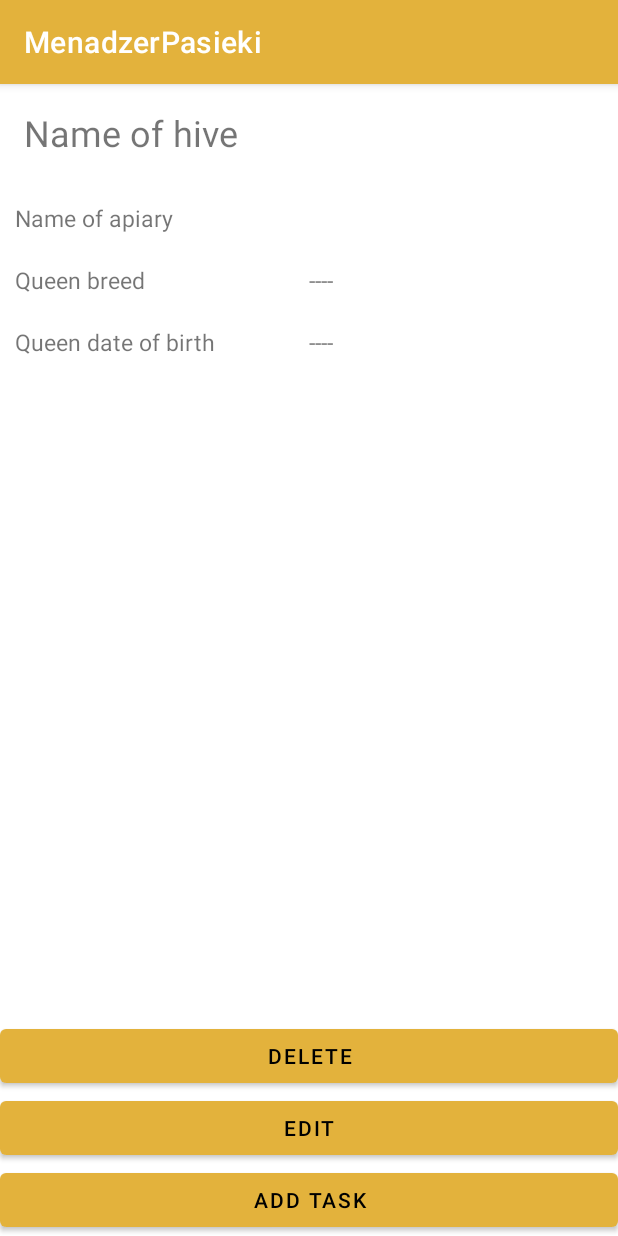
After one commit to dragive/menadzerPasieki, an Android app: the HiveDetailsActivity screen opened directly, with no data from a screen before it, on a phone screen of 412 x 824 dp. The commit adds this screen. Run offline under Robolectric (Android 15) with nearby library versions, the phone set to English and light mode, and no system bars; 5 statements that could not run were skipped.

Commit message:
Dodanie delete and create hives, widoki, do zrobienia taski i podsumowanie z dashbordem

```diff
--- a/app/build.gradle
+++ b/app/build.gradle
@@ -2,6 +2,8 @@ plugins {
     id 'com.android.application'
     id 'kotlin-android'
     id 'kotlin-android-extensions'
+    id 'org.jetbrains.kotlin.plugin.lombok' version '1.6.10'
+    id 'io.freefair.lombok' version '5.3.0'
 }
 
 android {
--- /dev/null
+++ b/app/src/main/java/pl/pasiekaradosna/menadzerpasieki/gui/mainScreen/dashboard/adapters/hive/HiveDetailsActivity.kt
@@ -0,0 +1,57 @@
+package pl.pasiekaradosna.menadzerpasieki.gui.mainScreen.dashboard.adapters.hive
+
+import android.os.Bundle
+import android.util.Log
+import androidx.appcompat.app.AppCompatActivity
+import kotlinx.android.synthetic.main.activity_hive_details.bActivityHiveDetailsDelete
+import kotlinx.android.synthetic.main.activity_hive_details.tvHiveDetailsApiaryName
+import kotlinx.android.synthetic.main.activity_hive_details.tvHiveDetailsName
+import kotlinx.android.synthetic.main.activity_hive_details.tvHiveDetailsQueenBreed
+import kotlinx.android.synthetic.main.activity_hive_details.tvHiveDetailsQueenDateOfBirth
+import pl.pasiekaradosna.menadzerpasieki.R
+import pl.pasiekaradosna.menadzerpasieki.gui.mainScreen.dashboard.adapters.apiary.ApiaryData
+import pl.pasiekaradosna.menadzerpasieki.services.ApiaryManagerDbHelper
+import pl.pasiekaradosna.menadzerpasieki.services.Settings.TAG
+
+class HiveDetailsActivity : AppCompatActivity() {
+    private var hiveData: HiveData? = null
+    private var apiaryData: ApiaryData? = null
+    private var apiaryManagerDbHelper: ApiaryManagerDbHelper? = null
+    override fun onCreate(savedInstanceState: Bundle?) {
+        super.onCreate(savedInstanceState)
+        setContentView(R.layout.activity_hive_details)
+
+        val hiveId: Int = intent?.getIntExtra("HiveId",-1)!!
+
+        Log.i(TAG,"HiveId in HiveDetailsActivity $hiveId")
+        apiaryManagerDbHelper=  ApiaryManagerDbHelper(this)
+        hiveData = apiaryManagerDbHelper!!.getHiveById(hiveId)
+
+        if(hiveData!= null && hiveData?.apiaryId!=null){
+            apiaryData = apiaryManagerDbHelper!!.getApiaryById(hiveData?.apiaryId!!)
+        }
+
+    }
+
+    override fun onStart() {
+        super.onStart()
+
+        if(hiveData == null || apiaryData == null){
+            finish();
+        }
+
+        var hiveDataParsed :HiveData = hiveData!!
+
+        tvHiveDetailsName.text = hiveDataParsed.name
+        tvHiveDetailsApiaryName.text = apiaryData?.name
+        tvHiveDetailsQueenBreed.text = hiveDataParsed.queenBreed
+        tvHiveDetailsQueenDateOfBirth.text = hiveDataParsed.queenBirthDate
+
+
+        bActivityHiveDetailsDelete.setOnClickListener {
+            this.apiaryManagerDbHelper!!.deleteHive(hiveDataParsed.id!!)
+
+            finish()
+        }
+    }
+}
--- a/app/src/main/java/pl/pasiekaradosna/menadzerpasieki/services/ApiaryManagerDbHelper.kt
+++ b/app/src/main/java/pl/pasiekaradosna/menadzerpasieki/services/ApiaryManagerDbHelper.kt
@@ -296,6 +296,52 @@ class ApiaryManagerDbHelper(context: Context) :
     }
 
 
+    fun getHiveById(hiveId: Int): HiveData? {
+        val db = this.readableDatabase
+
+        val selectQuery = """
+            SELECT
+            id,
+            name,
+            apiary_id,
+            queen_bread,
+            queen_birth_date
+            FROM $TABLE_HIVES
+            where id = $hiveId
+            """.trimIndent() //FIXME zmiana na BREED zamiast BREAD
+
+
+        val hiveData: HiveData?
+
+        val cursor: Cursor?
+
+        try {
+            cursor = db.rawQuery(selectQuery, null)
+        } catch (e: SQLiteException) {
+            Log.e(TAG, "Select all hives error\n", e)
+            return null
+        }
+        with(cursor) {
+            moveToFirst()
+            val hiveId = getInt(getColumnIndexOrThrow("id"))
+            val hiveName = getString(getColumnIndexOrThrow("name"))
+            val hiveApiaryId = getInt(getColumnIndexOrThrow("apiary_id"))
+            val hiveQueenBreed = getString(getColumnIndexOrThrow("queen_bread"))
+            val hiveQueenBirthDate = getString(getColumnIndexOrThrow("queen_birth_date"))
+            hiveData = HiveData(
+                hiveId,
+                hiveName,
+                hiveApiaryId,
+                hiveQueenBreed,
+                hiveQueenBirthDate
+            )
+
+        }
+
+        cursor.close()
+        return hiveData
+    }
+
     fun countAllHives(): Int {
         return countHives()
     }
@@ -361,13 +407,28 @@ class ApiaryManagerDbHelper(context: Context) :
     fun deleteApiary(apiaryId: Int): Boolean {
         var b: Boolean = false
         try {
-            val args = Array(1){apiaryId.toString()}
+            val args = Array(1) { apiaryId.toString() }
             val affectedRows =
                 this.writableDatabase.delete(TABLE_APIARIES, "id=?", args)
 
             b = 1 <= affectedRows
         } catch (err: Exception) {
-            Log.e(TAG,"Error while deleting from $TABLE_APIARIES id $apiaryId! err: ", err)
+            Log.e(TAG, "Error while deleting from $TABLE_APIARIES id $apiaryId! err: ", err)
+        }
+        return b
+    }
+
+
+    fun deleteHive(hiveId: Int): Boolean {
+        var b: Boolean = false
+        try {
+            val args = Array(1) { hiveId.toString() }
+            val affectedRows =
+                this.writableDatabase.delete(TABLE_HIVES, "id=?", args)
+
+            b = 1 <= affectedRows
+        } catch (err: Exception) {
+            Log.e(TAG, "Error while deleting from $TABLE_HIVES id $hiveId! err: ", err)
         }
         return b
     }
--- a/app/src/main/java/pl/pasiekaradosna/menadzerpasieki/services/Settings.java
+++ b/app/src/main/java/pl/pasiekaradosna/menadzerpasieki/services/Settings.java
@@ -16,4 +16,9 @@ public abstract class Settings {
     public static final String TABLE_HIVES_AND_TASKS = "Hives_tasks";
 
 
+    public static final String WIND_SPEED_UNIT = "m/s";
+    public static final String AIR_TEMPERATURE_UNIT = "C";
+    public static final String CLOUD_AREA_UNIT = "%";
+
+
 }
--- /dev/null
+++ b/app/src/main/res/layout/activity_hive_details.xml
@@ -0,0 +1,157 @@
+<?xml version="1.0" encoding="utf-8"?>
+<androidx.constraintlayout.widget.ConstraintLayout xmlns:android="http://schemas.android.com/apk/res/android"
+    xmlns:app="http://schemas.android.com/apk/res-auto"
+    xmlns:tools="http://schemas.android.com/tools"
+    android:layout_width="match_parent"
+    android:layout_height="match_parent"
+    tools:context=".gui.mainScreen.dashboard.adapters.hive.HiveDetailsActivity">
+
+    <TextView
+        android:id="@+id/tvHiveDetailsName"
+        android:layout_width="wrap_content"
+        android:layout_height="wrap_content"
+        android:layout_marginStart="16dp"
+        android:layout_marginTop="16dp"
+        android:text="Name of hive"
+        android:textSize="24sp"
+        app:layout_constraintStart_toStartOf="parent"
+        app:layout_constraintTop_toTopOf="parent" />
+
+    <LinearLayout
+        android:layout_width="match_parent"
+        android:layout_height="wrap_content"
+        android:orientation="vertical"
+        app:layout_constraintEnd_toEndOf="parent"
+        app:layout_constraintStart_toStartOf="parent"
+        android:layout_marginTop="30dp"
+        android:layout_marginBottom="15dp"
+        android:layout_marginLeft="10dp"
+        android:layout_marginRight="10dp"
+
+        app:layout_constraintTop_toBottomOf="@+id/tvHiveDetailsName">
+
+        <LinearLayout
+            android:layout_width="match_parent"
+            android:layout_height="wrap_content"
+            android:orientation="horizontal">
+
+            <TextView
+                android:id="@+id/tvHiveDetailsApiaryNameLabel"
+                android:layout_width="0dp"
+
+                android:layout_height="wrap_content"
+                android:layout_weight="1"
+
+                android:textSize="15sp"
+                android:text="@string/HiveDetailsApiaryNameLabel" />
+
+            <TextView
+                android:id="@+id/tvHiveDetailsApiaryName"
+                android:layout_width="0dp"
+                android:layout_height="wrap_content"
+                android:layout_weight="1"
+                android:text="----"
+                android:textSize="15sp"
+                tools:ignore="HardcodedText" />
+
+
+
+        </LinearLayout>
+
+
+
+        <LinearLayout
+            android:layout_width="match_parent"
+            android:layout_height="wrap_content"
+            android:orientation="horizontal"
+            android:layout_marginTop="20sp">
+
+            <TextView
+                android:id="@+id/tvHiveDetailsQueenBreedLabel"
+                android:layout_width="0dp"
+
+                android:layout_height="wrap_content"
+                android:layout_weight="1"
+
+                android:textSize="15sp"
+                android:text="@string/HiveDetailsQueenBreedLabel" />
+
+            <TextView
+                android:id="@+id/tvHiveDetailsQueenBreed"
+                android:layout_width="0dp"
+                android:layout_height="wrap_content"
+                android:layout_weight="1"
+                android:text="----"
+                android:textSize="15sp"
+                tools:ignore="HardcodedText" />
+
+
+
+        </LinearLayout>
+
+
+        <LinearLayout
+            android:layout_width="match_parent"
+            android:layout_height="wrap_content"
+            android:orientation="horizontal"
+            android:layout_marginTop="20sp">
+
+            <TextView
+                android:id="@+id/tvHiveDetailsQueenDateOfBirthLabel"
+                android:layout_width="0dp"
+
+                android:layout_height="wrap_content"
+                android:layout_weight="1"
+
+                android:textSize="15sp"
+                android:text="@string/HiveDetailsQueenDateOfBirthLabel" />
+
+            <TextView
+                android:id="@+id/tvHiveDetailsQueenDateOfBirth"
+                android:layout_width="0dp"
+                android:layout_height="wrap_content"
+                android:layout_weight="1"
+                android:text="----"
+                android:textSize="15sp"
+                tools:ignore="HardcodedText" />
+
+
+
+        </LinearLayout>
+
+    </LinearLayout>
+
+    <LinearLayout
+        android:layout_width="match_parent"
+        android:layout_height="wrap_content"
+        app:layout_constraintEnd_toEndOf="parent"
+        app:layout_constraintStart_toStartOf="parent"
+        app:layout_constraintBottom_toBottomOf="parent"
+        android:orientation="vertical">
+
+
+            <Button
+                android:id="@+id/bActivityHiveDetailsDelete"
+                android:layout_width="match_parent"
+                android:layout_height="wrap_content"
+                android:layout_weight="1"
+                android:text="Delete" />
+
+            <Button
+                android:id="@+id/bActivityHiveDetailsEdit"
+                android:layout_width="match_parent"
+                android:layout_height="wrap_content"
+                android:layout_weight="1"
+                android:text="Edit" />
+
+            <Button
+                android:id="@+id/bActivityHiveDetailsAddTask"
+                android:layout_width="match_parent"
+                android:layout_height="wrap_content"
+                android:layout_weight="1"
+                android:text="Add Task" />
+
+    </LinearLayout>
+
+
+</androidx.constraintlayout.widget.ConstraintLayout>
--- a/app/src/main/res/values/strings.xml
+++ b/app/src/main/res/values/strings.xml
@@ -19,4 +19,8 @@
     <string name="HiveAddActivityBSubmit">Submit</string>
     <string name="ApiaryItemFragmentAmountOfHives">Amount of hives:</string>
     <string name="ApiaryItemFragmentLocation">Location of apiary:</string>
+    <string name="tvFragmentWeatherLabel">Weather:</string>
+    <string name="HiveDetailsApiaryNameLabel">Name of apiary</string>
+    <string name="HiveDetailsQueenBreedLabel">Queen breed</string>
+    <string name="HiveDetailsQueenDateOfBirthLabel">Queen date of birth</string>
 </resources>
```
Also changed, not shown: app/src/main/AndroidManifest.xml (+4 -3 lines), app/src/main/java/pl/pasiekaradosna/menadzerpasieki/classes/weather/WeatherData.kt (added, +49 -0 lines), app/src/main/java/pl/pasiekaradosna/menadzerpasieki/gui/ApiaryDetailsActivity.kt (+17 -6 lines), app/src/main/java/pl/pasiekaradosna/menadzerpasieki/gui/MainActivity.kt (+10 -3 lines), app/src/main/java/pl/pasiekaradosna/menadzerpasieki/gui/WeatherFragment.kt (+38 -6 lines), app/src/main/java/pl/pasiekaradosna/menadzerpasieki/gui/mainScreen/dashboard/adapters/hive/HiveAdapter.kt (+16 -0 lines), app/src/main/java/pl/pasiekaradosna/menadzerpasieki/gui/mainScreen/home/HomeFragment.kt (+13 -4 lines), app/src/main/java/pl/pasiekaradosna/menadzerpasieki/gui/mainScreen/notifications/NotificationsFragment.kt (+9 -0 lines), app/src/main/res/layout/fragment_home.xml (+8 -2 lines), app/src/main/res/layout/fragment_notifications.xml (+14 -0 lines), app/src/main/res/layout/fragment_weather.xml (+6 -5 lines), 1 other file.
